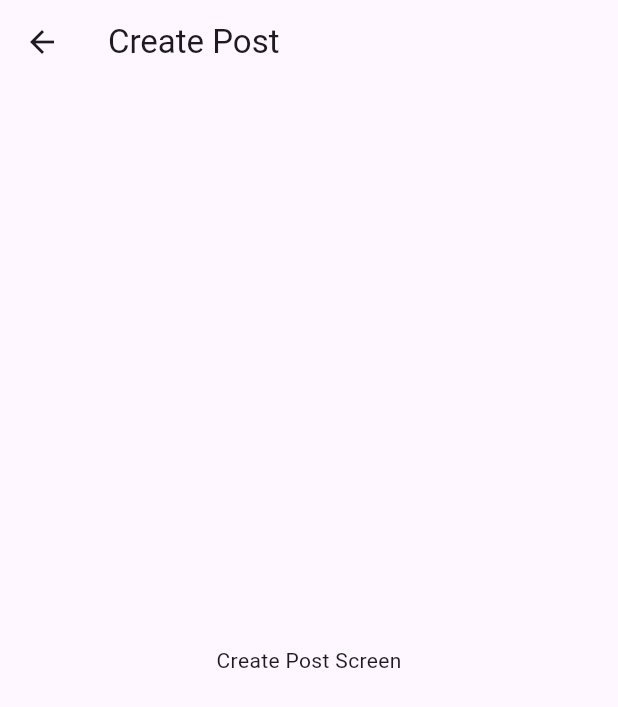
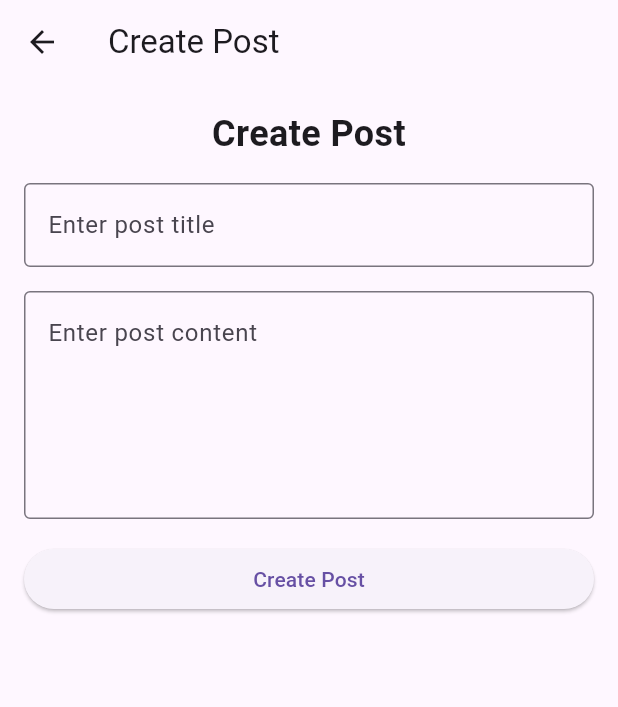
Before and after one commit to M-Sriram/RecruitingApp_Project2, a Flutter app: the CreatePostScreen screen opened by its route, on a phone screen of 412 x 824 dp. Shown: the top 707 px of the screen. Run offline on Flutter 3.47's test engine with Material 3 defaults, Android fonts, the phone set to English and light mode, and no system bars.

Commit message:
2nd post commit

```diff
--- a/lib/screens/create_post_screen.dart
+++ b/lib/screens/create_post_screen.dart
@@ -1,14 +1,86 @@
 import 'package:flutter/material.dart';
 
-class CreatePostScreen extends StatelessWidget {
+class CreatePostScreen extends StatefulWidget {
+  @override
+  _CreatePostScreenState createState() => _CreatePostScreenState();
+}
+
+class _CreatePostScreenState extends State<CreatePostScreen> {
+  final _formKey = GlobalKey<FormState>();
+  String _title = '';
+  String _content = '';
+
   @override
   Widget build(BuildContext context) {
     return Scaffold(
       appBar: AppBar(
         title: Text('Create Post'),
       ),
-      body: Center(
-        child: Text('Create Post Screen'),
+      body: Padding(
+        padding: const EdgeInsets.all(16.0),
+        child: Form(
+          key: _formKey,
+          child: Column(
+            crossAxisAlignment: CrossAxisAlignment.stretch,
+            children: [
+              Text(
+                'Create Post',
+                textAlign: TextAlign.center,
+                style: TextStyle(
+                  fontSize: 24.0,
+                  fontWeight: FontWeight.bold,
+                ),
+              ),
+              SizedBox(height: 16.0),
+              TextFormField(
+                decoration: InputDecoration(
+                  hintText: 'Enter post title',
+                  border: OutlineInputBorder(),
+                ),
+                validator: (value) {
+                  if (value == null || value.isEmpty) {
+                    return 'Please enter a title';
+                  }
+                  return null;
+                },
+                onSaved: (value) {
+                  _title = value!;
+                },
+              ),
+              SizedBox(height: 16.0),
+              TextFormField(
+                maxLines: 5,
+                decoration: InputDecoration(
+                  hintText: 'Enter post content',
+                  border: OutlineInputBorder(),
+                ),
+                validator: (value) {
+                  if (value == null || value.isEmpty) {
+                    return 'Please enter some content';
+                  }
+                  return null;
+                },
+                onSaved: (value) {
+                  _content = value!;
+                },
+              ),
+              SizedBox(height: 16.0),
+              ElevatedButton(
+                onPressed: () {
+                  if (_formKey.currentState!.validate()) {
+                    _formKey.currentState!.save();
+                    // Here, you can add the logic to save the post
+                    print('Title: $_title');
+                    print('Content: $_content');
+                    // Pass the title and content back to the home screen
+                    Navigator.pop(context, {'title': _title, 'content': _content});
+                  }
+                },
+                child: Text('Create Post'),
+              ),
+            ],
+          ),
+        ),
       ),
     );
   }
```
